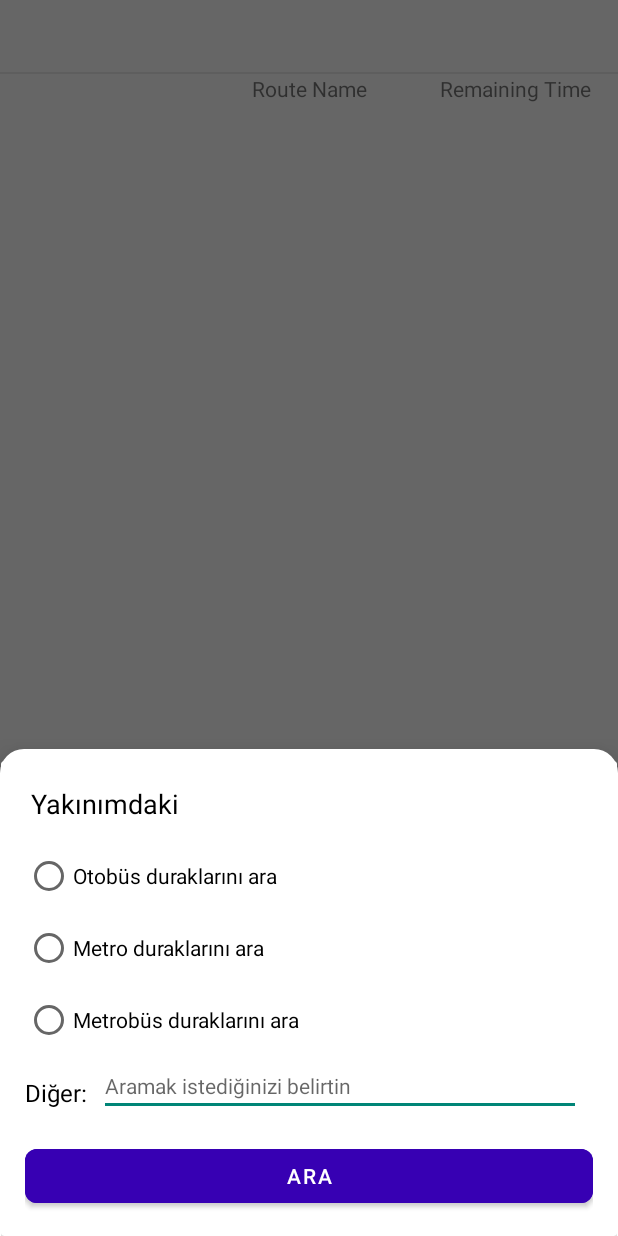
After one commit to mburakcakir/StationApp, an Android app: the fragment GoogleMapSearchDialog placed in its activity, on a phone screen of 412 x 824 dp. The commit adds this screen. Run offline under Robolectric (Android 15) with nearby library versions, the phone set to English and light mode, and no system bars; our stand-ins replace data binding.

Commit message:
implemented google map search

```diff
--- /dev/null
+++ b/app/src/main/java/com/mburakcakir/stationapp/ui/location/GoogleMapSearchDialog.kt
@@ -0,0 +1,67 @@
+package com.mburakcakir.stationapp.ui.location
+
+import android.app.Dialog
+import android.content.Intent
+import android.net.Uri
+import android.os.Bundle
+import android.view.LayoutInflater
+import android.view.View
+import android.view.ViewGroup
+import androidx.navigation.fragment.navArgs
+import com.google.android.material.bottomsheet.BottomSheetDialog
+import com.google.android.material.bottomsheet.BottomSheetDialogFragment
+import com.mburakcakir.stationapp.R
+import com.mburakcakir.stationapp.databinding.DialogGoogleMapSearchBinding
+
+class GoogleMapSearchDialog : BottomSheetDialogFragment() {
+    private lateinit var binding: DialogGoogleMapSearchBinding
+
+    private val args by navArgs<GoogleMapSearchDialogArgs>()
+
+    override fun getTheme(): Int = R.style.BottomSheetDialog
+
+    override fun onCreateDialog(savedInstanceState: Bundle?): Dialog =
+        BottomSheetDialog(requireContext(), theme)
+
+    override fun onCreateView(
+        inflater: LayoutInflater,
+        container: ViewGroup?,
+        savedInstanceState: Bundle?
+    ): View? {
+        binding = DialogGoogleMapSearchBinding.inflate(inflater, container, false)
+        isCancelable = true
+        return binding.root
+    }
+
+    override fun onViewCreated(view: View, savedInstanceState: Bundle?) {
+        super.onViewCreated(view, savedInstanceState)
+        init()
+    }
+
+    private fun init() {
+        binding.rgOptions.setOnCheckedChangeListener { radioGroup, checkId ->
+            val text = when (checkId) {
+                binding.rbBus.id -> getString(R.string.bus)
+                binding.rbSubway.id -> getString(R.string.subway)
+                binding.rbMetrobus.id -> getString(R.string.metrobus)
+                else -> getString(R.string.bus)
+            }
+            setGoogleMapSearch(text)
+        }
+
+        binding.btnSearchOption.setOnClickListener {
+            binding.edtOtherOption.text?.let {
+                setGoogleMapSearch(it.toString())
+            }
+        }
+    }
+
+    private fun setGoogleMapSearch(keyword: String) {
+        val location = args.location
+        val uriString = Uri.parse("geo:${location.latitude},${location.longitude}?q=$keyword")
+        Intent(Intent.ACTION_VIEW, uriString).apply {
+            setPackage("com.google.android.apps.maps")
+            startActivity(this)
+        }
+    }
+}
--- /dev/null
+++ b/app/src/main/res/drawable/bg_rounded_dialog.xml
@@ -0,0 +1,12 @@
+<?xml version="1.0" encoding="utf-8"?>
+<shape xmlns:android="http://schemas.android.com/apk/res/android"
+    android:shape="rectangle">
+    <corners
+        android:topLeftRadius="16dp"
+        android:topRightRadius="16dp" />
+    <padding
+        android:left="1dp"
+        android:right="1dp"
+        android:top="8dp" />
+    <solid android:color="@color/white" />
+</shape>
--- /dev/null
+++ b/app/src/main/res/layout/dialog_google_map_search.xml
@@ -0,0 +1,94 @@
+<?xml version="1.0" encoding="utf-8"?>
+<androidx.cardview.widget.CardView xmlns:android="http://schemas.android.com/apk/res/android"
+    xmlns:app="http://schemas.android.com/apk/res-auto"
+    android:layout_width="match_parent"
+    android:layout_height="wrap_content"
+    android:orientation="vertical">
+
+    <androidx.constraintlayout.widget.ConstraintLayout
+        android:layout_width="match_parent"
+        android:layout_height="wrap_content"
+        android:padding="@dimen/margin_big">
+
+        <TextView
+            android:id="@+id/txtHeader"
+            android:layout_width="wrap_content"
+            android:layout_height="wrap_content"
+            android:layout_marginStart="@dimen/margin_low"
+            android:text="@string/search_near"
+            android:textColor="@color/black"
+            android:textSize="@dimen/text_size_max"
+            app:layout_constraintStart_toStartOf="parent"
+            app:layout_constraintTop_toTopOf="parent" />
+
+        <RadioGroup
+            android:id="@+id/rgOptions"
+            android:layout_width="wrap_content"
+            android:layout_height="wrap_content"
+            android:layout_marginTop="@dimen/margin_low"
+            android:orientation="vertical"
+            app:layout_constraintStart_toStartOf="parent"
+            app:layout_constraintTop_toBottomOf="@id/txtHeader">
+
+            <RadioButton
+                android:id="@+id/rbBus"
+                android:layout_width="wrap_content"
+                android:layout_height="wrap_content"
+                android:layout_marginTop="@dimen/margin_big"
+                android:text="@string/search_bus" />
+
+            <RadioButton
+                android:id="@+id/rbSubway"
+                android:layout_width="wrap_content"
+                android:layout_height="wrap_content"
+                android:layout_marginTop="@dimen/margin_big"
+                android:text="@string/search_subway" />
+
+            <RadioButton
+                android:id="@+id/rbMetrobus"
+                android:layout_width="wrap_content"
+                android:layout_height="wrap_content"
+                android:layout_marginTop="@dimen/margin_big"
+                android:text="@string/search_metrobus" />
+        </RadioGroup>
+
+        <TextView
+            android:id="@+id/txtOtherOption"
+            android:layout_width="wrap_content"
+            android:layout_height="wrap_content"
+            android:layout_marginTop="@dimen/margin_medium"
+            android:text="@string/other_option"
+            android:textColor="@color/black"
+            android:textSize="@dimen/text_size_big"
+            app:layout_constraintBottom_toBottomOf="@id/edtOtherOption"
+            app:layout_constraintStart_toStartOf="parent"
+            app:layout_constraintTop_toTopOf="@id/edtOtherOption" />
+
+        <com.google.android.material.textfield.TextInputEditText
+            android:id="@+id/edtOtherOption"
+            android:layout_width="0dp"
+            android:layout_height="wrap_content"
+            android:layout_marginStart="@dimen/margin_medium"
+            android:layout_marginTop="@dimen/margin_medium"
+            android:layout_marginEnd="@dimen/margin_medium"
+            android:hint="@string/hint_search"
+            android:textColorHighlight="@color/black"
+            android:textSize="@dimen/text_size_medium"
+            app:layout_constraintEnd_toEndOf="parent"
+            app:layout_constraintStart_toEndOf="@id/txtOtherOption"
+            app:layout_constraintTop_toBottomOf="@id/rgOptions" />
+
+        <com.google.android.material.button.MaterialButton
+            android:id="@+id/btnSearchOption"
+            android:layout_width="match_parent"
+            android:layout_height="wrap_content"
+            android:layout_marginTop="@dimen/margin_big"
+            android:backgroundTint="@color/purple_700"
+            android:text="@string/text_search"
+            app:cornerRadius="8dp"
+            app:layout_constraintStart_toStartOf="parent"
+            app:layout_constraintTop_toBottomOf="@id/edtOtherOption" />
+
+
+    </androidx.constraintlayout.widget.ConstraintLayout>
+</androidx.cardview.widget.CardView>
--- a/app/src/main/res/layout/fragment_station.xml
+++ b/app/src/main/res/layout/fragment_station.xml
@@ -19,9 +19,11 @@
             android:id="@+id/txtStationName"
             android:layout_width="wrap_content"
             android:layout_height="wrap_content"
-            android:layout_margin="8dp"
+            android:layout_margin="@dimen/margin_medium"
+            android:textColor="@color/black"
+            android:textSize="@dimen/text_size_big"
             android:text="@{station.stationCode}"
-            android:textSize="16sp"
+            android:textStyle="bold"
             app:layout_constraintStart_toStartOf="parent"
             app:layout_constraintTop_toTopOf="parent" />
 
@@ -30,9 +32,9 @@
             android:layout_width="wrap_content"
             android:layout_height="wrap_content"
             android:layout_margin="8dp"
-            android:layout_marginStart="10dp"
+            android:layout_marginStart="@dimen/margin_medium"
             android:text="@{station.stationName}"
-            android:textSize="16sp"
+            android:textSize="@dimen/text_size_big"
             app:layout_constraintStart_toEndOf="@id/txtStationName"
             app:layout_constraintTop_toTopOf="parent" />
 
@@ -40,38 +42,38 @@
             android:id="@+id/spaceImage"
             android:layout_width="0dp"
             android:layout_height="wrap_content"
-            app:layout_constraintEnd_toStartOf="@id/txtRouteName"
+            app:layout_constraintEnd_toStartOf="@id/txtBusRouteCode"
             app:layout_constraintHorizontal_bias="0.2"
             app:layout_constraintStart_toStartOf="parent"
             app:layout_constraintTop_toBottomOf="@id/viewLine" />
 
         <TextView
-            android:id="@+id/txtRouteName"
+            android:id="@+id/txtBusRouteCode"
             android:layout_width="0dp"
             android:layout_height="wrap_content"
             android:gravity="center"
-            android:text="Route Name"
-            app:layout_constraintEnd_toStartOf="@id/txtRemainingTime"
+            android:text="@string/route_name"
+            app:layout_constraintEnd_toStartOf="@id/txtBusRemainingTime"
             app:layout_constraintHorizontal_bias="0.4"
             app:layout_constraintStart_toEndOf="@id/spaceImage"
             app:layout_constraintTop_toBottomOf="@id/viewLine" />
 
         <TextView
-            android:id="@+id/txtRemainingTime"
+            android:id="@+id/txtBusRemainingTime"
             android:layout_width="0dp"
             android:layout_height="wrap_content"
             android:gravity="center"
-            android:text="Remaining Time"
+            android:text="@string/remaining_time"
             app:layout_constraintEnd_toEndOf="parent"
             app:layout_constraintHorizontal_bias="0.4"
-            app:layout_constraintStart_toEndOf="@id/txtRouteName"
+            app:layout_constraintStart_toEndOf="@id/txtBusRouteCode"
             app:layout_constraintTop_toBottomOf="@id/viewLine" />
 
         <View
             android:id="@+id/viewLine"
             android:layout_width="match_parent"
             android:layout_height="1dp"
-            android:layout_marginTop="10dp"
+            android:layout_marginTop="@dimen/margin_medium"
             android:background="@color/gray"
             app:layout_constraintStart_toStartOf="parent"
             app:layout_constraintTop_toBottomOf="@id/txtStationName" />
@@ -81,11 +83,11 @@
             android:id="@+id/rvStationList"
             android:layout_width="match_parent"
             android:layout_height="0dp"
-            android:layout_margin="8dp"
-            android:layout_marginTop="10dp"
+            android:layout_margin="@dimen/margin_medium"
+            android:layout_marginTop="@dimen/margin_medium"
             app:layoutManager="androidx.recyclerview.widget.LinearLayoutManager"
             app:layout_constraintStart_toStartOf="parent"
             app:layout_constraintBottom_toBottomOf="parent"
-            app:layout_constraintTop_toBottomOf="@id/txtRemainingTime" />
+            app:layout_constraintTop_toBottomOf="@id/txtBusRemainingTime" />
     </androidx.constraintlayout.widget.ConstraintLayout>
 </layout>
--- a/app/src/main/res/navigation/nav_graph.xml
+++ b/app/src/main/res/navigation/nav_graph.xml
@@ -23,5 +23,16 @@
         <argument
             android:name="bus"
             app:argType="com.mburakcakir.stationapp.network.model.Bus" />
+        <action
+            android:id="@+id/action_locationFragment_to_mapDialog"
+            app:destination="@id/mapDialog" />
     </fragment>
+    <dialog
+        android:id="@+id/mapDialog"
+        android:name="com.mburakcakir.stationapp.ui.location.GoogleMapSearchDialog"
+        android:label="MapDialog">
+        <argument
+            android:name="location"
+            app:argType="com.mburakcakir.stationapp.network.model.Location" />
+    </dialog>
 </navigation>
--- /dev/null
+++ b/app/src/main/res/values/dimens.xml
@@ -0,0 +1,16 @@
+<?xml version="1.0" encoding="utf-8"?>
+<resources>
+    <dimen name="margin_low">4dp</dimen>
+    <dimen name="margin_medium">8dp</dimen>
+    <dimen name="margin_big">16dp</dimen>
+
+    <dimen name="text_size_medium">14sp</dimen>
+    <dimen name="text_size_big">16sp</dimen>
+    <dimen name="text_size_max">18sp</dimen>
+
+    <dimen name="card_radius">20dp</dimen>
+
+    <dimen name="bottom_sheet_corner_radius">16dp</dimen>
+    <dimen name="bottom_sheet_top_padding">8dp</dimen>
+
+</resources>
--- a/app/src/main/res/values/strings.xml
+++ b/app/src/main/res/values/strings.xml
@@ -1,5 +1,23 @@
 <resources>
     <string name="app_name">AsisCT-StationApp</string>
-    <!-- TODO: Remove or change this placeholder text -->
-    <string name="hello_blank_fragment">Hello blank fragment</string>
+
+    <!-- header -->
+    <string name="route_name">Route Name</string>
+    <string name="remaining_time">Remaining Time</string>
+
+    <!-- keyword -->
+    <string name="bus">Otobüs</string>
+    <string name="subway">Metro</string>
+    <string name="metrobus">Metrobüs</string>
+
+    <!-- search -->
+    <string name="search_bus">Otobüs duraklarını ara</string>
+    <string name="search_subway">Metro duraklarını ara</string>
+    <string name="search_metrobus">Metrobüs duraklarını ara</string>
+    <string name="hint_search">Aramak istediğinizi belirtin</string>
+
+    <!-- hint, text -->
+    <string name="text_search">Ara</string>
+    <string name="other_option">Diğer:</string>
+    <string name="search_near">Yakınımdaki</string>
 </resources>
--- a/app/src/main/res/values/themes.xml
+++ b/app/src/main/res/values/themes.xml
@@ -11,10 +11,19 @@
         <item name="colorOnSecondary">@color/black</item>
         <!-- Status bar color. -->
         <item name="android:statusBarColor" tools:targetApi="l">?attr/colorPrimaryVariant</item>
-        <!-- Customize your theme here. -->
     </style>
 
     <style name="SplashScreen" parent="Theme.MaterialComponents.Light.NoActionBar">
         <item name="android:windowBackground">@drawable/bg_theme_splash_screen</item>
     </style>
+
+    <style name="BottomSheet" parent="@style/Widget.Design.BottomSheet.Modal">
+        <item name="android:background">@drawable/bg_rounded_dialog</item>
+    </style>
+
+    <style name="BottomSheetDialog" parent="@style/Theme.Design.Light.BottomSheetDialog">
+        <item name="android:windowIsFloating">false</item>
+        <item name="bottomSheetStyle">@style/BottomSheet</item>
+    </style>
+
 </resources>
```
Also changed, not shown: app/src/main/java/com/mburakcakir/stationapp/ui/location/LocationFragment.kt (+20 -1 lines), app/src/main/java/com/mburakcakir/stationapp/ui/location/LocationViewModel.kt (+10 -3 lines), app/src/main/res/layout/rv_item_station.xml (+34 -30 lines).
